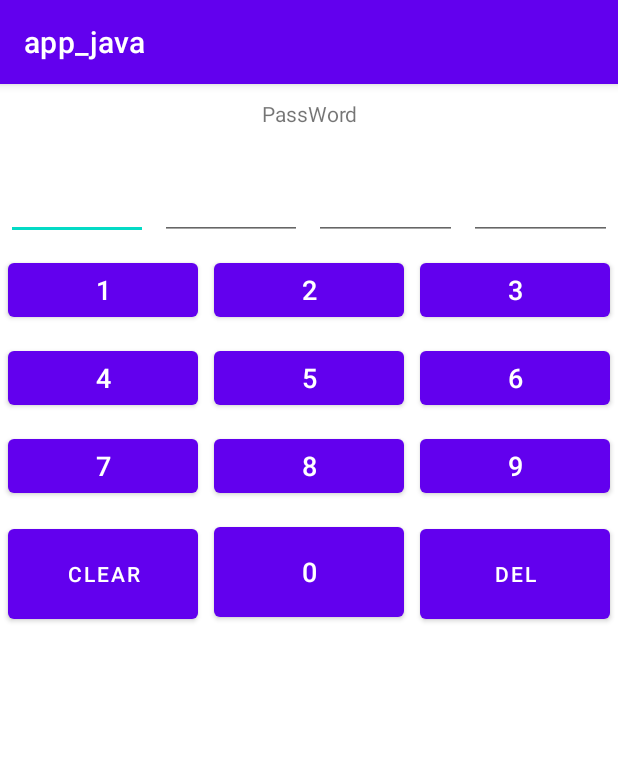
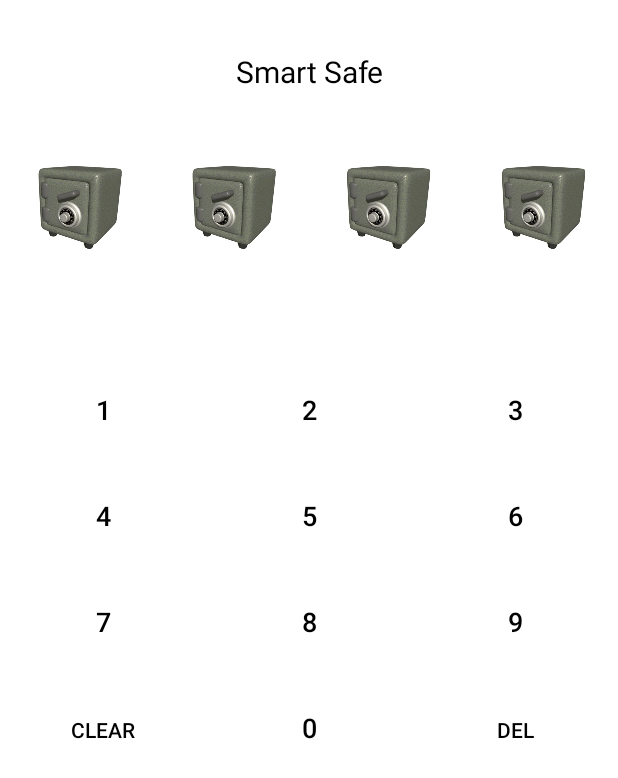
Before and after one commit to ETS-Android2/hanium_app, an Android app: the appLock screen opened directly, with no data from a screen before it, after a tap on "CLEAR", on a phone screen of 412 x 824 dp. Shown: the top 778 px of the screen. Run offline under Robolectric (Android 15) with nearby library versions, the phone set to English and light mode, and no system bars.

Commit message:
Second Commit

```diff
--- a/app/build.gradle
+++ b/app/build.gradle
@@ -29,6 +29,7 @@ android {
 }
 
 dependencies {
+    compile 'com.github.bumptech.glide:glide:3.7.0'
 
     implementation 'androidx.appcompat:appcompat:1.3.0'
     implementation 'com.google.android.material:material:1.3.0'
--- a/app/src/main/AndroidManifest.xml
+++ b/app/src/main/AndroidManifest.xml
@@ -1,6 +1,9 @@
 <?xml version="1.0" encoding="utf-8"?>
 <manifest xmlns:android="http://schemas.android.com/apk/res/android"
     package="com.example.app_java">
+
+    <uses-permission android:name="android.permission.INTERNET"/>
+    <uses-permission android:name="android.permission.READ_EXTERNAL_STORAGE"/>
 
     <application
         android:allowBackup="true"
@@ -8,7 +11,7 @@
         android:label="@string/app_name"
         android:roundIcon="@mipmap/ic_launcher_round"
         android:supportsRtl="true"
-        android:theme="@style/Theme.App_java">
+        android:theme="@style/Theme.AppCompat.NoActionBar">
         <activity android:name=".Control"></activity>
         <activity android:name=".appLock" />
         <activity android:name=".MainActivity">
--- a/app/src/main/java/com/example/app_java/appLock.java
+++ b/app/src/main/java/com/example/app_java/appLock.java
@@ -9,22 +9,24 @@ import android.content.SharedPreferences;
 import android.os.Bundle;
 import android.view.View;
 import android.widget.EditText;
+import android.widget.ImageView;
 import android.widget.TextView;
 
 public class appLock extends AppCompatActivity {
 
     private String oldPwd = "";
-    private String Change_str;
+    String[] pwd = new String[4];
     private boolean changePwdUnlock = false;
 
     SharedPreferences sharePref;
     SharedPreferences.Editor editor;
-    EditText Et1;
-    EditText Et2;
-    EditText Et3;
-    EditText Et4;
+    ImageView IV1;
+    ImageView IV2;
+    ImageView IV3;
+    ImageView IV4;
     TextView Info;
     int currentValue = -1;
+
 
     @Override
     public void onCreate(Bundle savedInstanceState) {
@@ -34,10 +36,10 @@ public class appLock extends AppCompatActivity {
         sharePref = this.getSharedPreferences("appLock", Context.MODE_PRIVATE);
         editor = sharePref.edit();
 
-        Et1 = (EditText)findViewById(R.id.etPasscode1);
-        Et2 = (EditText)findViewById(R.id.etPasscode2);
-        Et3 = (EditText)findViewById(R.id.etPasscode3);
-        Et4 = (EditText)findViewById(R.id.etPasscode4);
+        IV1 = (ImageView)findViewById(R.id.ImageView1);
+        IV2 = (ImageView)findViewById(R.id.ImageView2);
+        IV3 = (ImageView)findViewById(R.id.ImageView3);
+        IV4 = (ImageView)findViewById(R.id.ImageView4);
         Info = (TextView)findViewById(R.id.etInputInfo);
     }
 
@@ -83,79 +85,76 @@ public class appLock extends AppCompatActivity {
         }
 
         String strCurrentValue = String.valueOf(currentValue);
+        IV1.requestFocus();
 
         if(currentValue != -1) {
-            if(Et1.isFocused()) {
+            if(pwd[0] == null && pwd[1] == null && pwd[2] == null && pwd[3] == null ) {
                 //setEditText(Et1, Et2, strCurrentValue);
-                Et1.setText(strCurrentValue);
-                Et2.requestFocus();
-                Et2.setText("");
+                pwd[0] = strCurrentValue;
+                IV1.setImageResource(R.drawable.safe_open);
+                IV2.requestFocus();
+                pwd[1] = null;
             }
-            else if(Et2.isFocused()) {
+            else if(!(pwd[0] == null) && pwd[1] == null && pwd[2] == null && pwd[3] == null) {
                 //setEditText(Et2, Et3, strCurrentValue);
-                Et2.setText(strCurrentValue);
-                Et3.requestFocus();
-                Et3.setText("");
+                pwd[1] = strCurrentValue;
+                IV2.setImageResource(R.drawable.safe_open);
+                IV3.requestFocus();
+                pwd[2] = null;
             }
-            else if(Et3.isFocused()) {
+            else if(!(pwd[0] == null) && !(pwd[1] == null) && pwd[2] == null && pwd[3] == null) {
                 //(Et3, Et4, strCurrentValue);
-                Et3.setText(strCurrentValue);
-                Et4.requestFocus();
-                Et4.setText("");
+                pwd[2] = strCurrentValue;
+                IV3.setImageResource(R.drawable.safe_open);
+                IV4.requestFocus();
+                pwd[3] = null;
             }
-            else if(Et4.isFocused()) {
-                Et4.setText(strCurrentValue);
+            else if(!(pwd[0] == null) && !(pwd[1] == null) && !(pwd[2] == null) && pwd[3] == null) {
+                IV4.setImageResource(R.drawable.safe_open);
+                pwd[3] = strCurrentValue;
             }
         }
 
-        if(Et4.getText().toString().length() != 0 && Et3.getText().toString().length() != 0 && Et2.getText().toString().length() != 0 && Et1.getText().toString().length() != 0 ){
-            int type = this.getIntent().getIntExtra("type",0);
+        if(!(pwd[0] == null) && !(pwd[1] == null) && !(pwd[2] == null) && !(pwd[3] == null) ){
+            int type = app_lock_const.ENABLE_PASSLOCK;
             inputType(type);
         }
 
     }
     private void onDeleteKey(){
         currentValue = -1;
-        if(Et1.isFocused()){
-            Et1.setText("");
+        if(IV1.isFocused()){
+            pwd[0] = null;
         }
-        else if(Et2.isFocused()){
-            Et1.setText("");
-            Et1.requestFocus();
+        else if(IV2.isFocused()){
+            pwd[0] = null;
+            IV1.requestFocus();
         }
-        else if(Et3.isFocused()){
-            Et2.setText("");
-            Et2.requestFocus();
+        else if(IV3.isFocused()){
+            pwd[1] = null;
+            IV2.requestFocus();
         }
-        else if(Et4.isFocused()){
-            Et3.setText("");
-            Et3.requestFocus();
+        else if(IV4.isFocused()){
+            pwd[2] = null;
+            IV3.requestFocus();
         }
     }
 
     private void onClear() {
-        Et1.setText("");
-        Et2.setText("");
-        Et3.setText("");
-        Et4.setText("");
-        Et1.requestFocus();
+        pwd[0] = null;
+        pwd[1] = null;
+        pwd[2] = null;
+        pwd[3] = null;
+        IV1.setImageResource(R.drawable.safe_close);
+        IV2.setImageResource(R.drawable.safe_close);
+        IV3.setImageResource(R.drawable.safe_close);
+        IV4.setImageResource(R.drawable.safe_close);
+        IV1.requestFocus();
     }
 
     public String inputPassword(){
-        String str1 = Et1.getText().toString();
-        String str2 = Et2.getText().toString();
-        String str3 = Et3.getText().toString();
-        String str4 = Et4.getText().toString();
-
-        String result =str1+str2+str3+str4;
-        return result;
+        return pwd[0] + pwd[1] + pwd[2] + pwd[3];
     }
-/*
-    private void setEditText(EditText currentEditText,EditText nextEditText,String strCurrentValue){
-        currentEditText.setText(strCurrentValue);
-        nextEditText.requestFocus();
-        nextEditText.setText("");
-    }*/
 
     private  void inputType(int type) {
 
@@ -177,7 +176,7 @@ public class appLock extends AppCompatActivity {
                 }
             }
         }
-
+/*
         else if (type == app_lock_const.DISABLE_PASSLOCK) {
             if (isPassLockSet()) {
                 if (checkPassLock(inputPassword())) {
@@ -193,7 +192,7 @@ public class appLock extends AppCompatActivity {
                 finish();
             }
         }
-
+*/////////금고 비활성화
         else if (type == app_lock_const.UNLOCK_PASSWORD) {
             if (checkPassLock(inputPassword())) {
                 setResult(Activity.RESULT_OK);
@@ -221,7 +220,8 @@ public class appLock extends AppCompatActivity {
                 if(oldPwd.equals(inputPassword())){
                     setPassLock(inputPassword());
                     setResult(Activity.RESULT_OK);
-                    finish();
+                    Intent Control = new Intent(appLock.this, Control.class);
+                    startActivity(Control);
                 }else{
                     changePwdUnlock = false;
                     oldPwd = inputPassword();
--- a/app/src/main/res/layout/activity_applock.xml
+++ b/app/src/main/res/layout/activity_applock.xml
@@ -2,82 +2,86 @@
 <LinearLayout xmlns:android="http://schemas.android.com/apk/res/android"
     android:layout_width="match_parent"
     android:layout_height="match_parent"
+    android:background="@color/white"
     android:orientation="vertical">
 
     <TextView
         android:id="@+id/etInputInfo"
         android:layout_width="match_parent"
-        android:layout_height="40dp"
+        android:layout_height="64dp"
         android:gravity="center"
-        android:text="PassWord" />
+        android:layout_marginTop="16dp"
+        android:layout_marginBottom="24dp"
+        android:text="Smart Safe"
+        android:textSize="20sp"
+        android:textColor="@color/black"
+        />
 
     <LinearLayout
         android:id="@+id/II_passcodes"
         android:layout_width="match_parent"
         android:layout_height="wrap_content"
+        android:layout_marginBottom="18dp"
         android:orientation="horizontal">
 
-        <EditText
-            android:id="@+id/etPasscode1"
+        <ImageView
+            android:id="@+id/ImageView1"
             android:layout_width="0dp"
             android:layout_height="60dp"
             android:layout_gravity="center"
             android:layout_margin="4dp"
             android:layout_weight="1"
-            android:inputType="textPassword|number"
             android:maxLength="1"
             android:singleLine="true"
             android:textColor="#000000"
+            android:src = "@drawable/safe_close"
             android:textSize="40sp">
 
             <requestFocus/>
-        </EditText>
+        </ImageView>
 
-        <EditText
-            android:id="@+id/etPasscode2"
+        <ImageView
+            android:id="@+id/ImageView2"
             android:layout_width="0dp"
             android:layout_height="60dp"
             android:layout_gravity="center"
             android:layout_margin="4dp"
             android:layout_weight="1"
-            android:inputType="textPassword|number"
             android:maxLength="1"
             android:singleLine="true"
-            android:textColor="#000000"
-            android:textSize="40sp"></EditText>
+            android:src = "@drawable/safe_close"
+            ></ImageView>
 
-        <EditText
-            android:id="@+id/etPasscode3"
+        <ImageView
+            android:id="@+id/ImageView3"
             android:layout_width="0dp"
             android:layout_height="60dp"
             android:layout_gravity="center"
             android:layout_margin="4dp"
             android:layout_weight="1"
-            android:inputType="textPassword|number"
             android:maxLength="1"
             android:singleLine="true"
-            android:textColor="#000000"
-            android:textSize="40sp"></EditText>
+            android:src = "@drawable/safe_close"
+            ></ImageView>
 
-        <EditText
-            android:id="@+id/etPasscode4"
+        <ImageView
+            android:id="@+id/ImageView4"
             android:layout_width="0dp"
             android:layout_height="60dp"
             android:layout_gravity="center"
             android:layout_margin="4dp"
             android:layout_weight="1"
-            android:inputType="textPassword|number"
             android:maxLength="1"
             android:singleLine="true"
-            android:textColor="#000000"
-            android:textSize="40sp"></EditText>
+            android:src = "@drawable/safe_close"
+            ></ImageView>
     </LinearLayout>
 
     <LinearLayout
         android:layout_width="match_parent"
         android:layout_height="wrap_content"
         android:layout_gravity="bottom"
-        android:layout_marginBottom="16dp"
+        android:layout_marginTop="48dp"
         android:orientation="vertical">
 
         <TableLayout
@@ -93,9 +97,11 @@
                 <Button
                     android:id="@+id/btn1"
                     android:layout_width="120dp"
-                    android:layout_height="48dp"
+                    android:layout_height="60dp"
                     android:layout_margin="5dp"
                     android:gravity="center"
+                    android:textColor="@color/black"
+                    android:background="#00000000"
                     android:text="1"
                     android:textSize="18dp"
                     android:onClick="onClick"/>
@@ -103,9 +109,11 @@
                 <Button
                     android:id="@+id/btn2"
                     android:layout_width="120dp"
-                    android:layout_height="48dp"
+                    android:layout_height="60dp"
                     android:layout_margin="5dp"
                     android:gravity="center"
+                    android:textColor="@color/black"
+                    android:background="#00000000"
                     android:text="2"
                     android:textSize="18dp"
                     android:onClick="onClick"/>
@@ -113,9 +121,11 @@
                 <Button
                     android:id="@+id/btn3"
                     android:layout_width="120dp"
-                    android:layout_height="48dp"
+                    android:layout_height="60dp"
                     android:layout_margin="5dp"
                     android:gravity="center"
+                    android:textColor="@color/black"
+                    android:background="#00000000"
                     android:text="3"
                     android:textSize="18dp"
                     android:onClick="onClick"/>
@@ -126,9 +136,11 @@
                 <Button
                     android:id="@+id/btn4"
                     android:layout_width="120dp"
-                    android:layout_height="48dp"
+                    android:layout_height="60dp"
                     android:layout_margin="5dp"
                     android:gravity="center"
+                    android:textColor="@color/black"
+                    android:background="#00000000"
                     android:text="4"
                     android:textSize="18dp"
                     android:onClick="onClick"/>
@@ -136,9 +148,11 @@
                 <Button
                     android:id="@+id/btn5"
                     android:layout_width="120dp"
-                    android:layout_height="48dp"
+                    android:layout_height="60dp"
                     android:layout_margin="5dp"
                     android:gravity="center"
+                    android:textColor="@color/black"
+                    android:background="#00000000"
                     android:text="5"
                     android:textSize="18dp"
                     android:onClick="onClick"/>
@@ -146,9 +160,11 @@
                 <Button
                     android:id="@+id/btn6"
                     android:layout_width="120dp"
-                    android:layout_height="48dp"
+                    android:layout_height="60dp"
                     android:layout_margin="5dp"
                     android:gravity="center"
+                    android:textColor="@color/black"
+                    android:background="#00000000"
                     android:text="6"
                     android:textSize="18dp"
                     android:onClick="onClick"/>
@@ -159,9 +175,11 @@
                 <Button
                     android:id="@+id/btn7"
                     android:layout_width="120dp"
-                    android:layout_height="48dp"
+                    android:layout_height="60dp"
                     android:layout_margin="5dp"
                     android:gravity="center"
+                    android:textColor="@color/black"
+                    android:background="#00000000"
                     android:text="7"
                     android:textSize="18dp"
                     android:onClick="onClick"/>
@@ -169,9 +187,11 @@
                 <Button
                     android:id="@+id/btn8"
                     android:layout_width="120dp"
-                    android:layout_height="48dp"
+                    android:layout_height="60dp"
                     android:layout_margin="5dp"
                     android:gravity="center"
+                    android:textColor="@color/black"
+                    android:background="#00000000"
                     android:text="8"
                     android:textSize="18dp"
                     android:onClick="onClick"/>
@@ -179,9 +199,11 @@
                 <Button
                     android:id="@+id/btn9"
                     android:layout_width="120dp"
-                    android:layout_height="48dp"
+                    android:layout_height="60dp"
                     android:layout_margin="5dp"
                     android:gravity="center"
+                    android:textColor="@color/black"
+                    android:background="#00000000"
                     android:text="9"
                     android:textSize="18dp"
                     android:onClick="onClick"/>
@@ -192,20 +214,24 @@
                 <Button
                     android:id="@+id/btnClear"
                     android:layout_width="120dp"
-                    android:layout_height="72dp"
+                    android:layout_height="60dp"
                     android:layout_margin="5dp"
                     android:clickable="false"
                     android:focusable="false"
                     android:focusableInTouchMode="false"
+                    android:textColor="@color/black"
+                    android:background="#00000000"
                     android:text="CLEAR"
                     android:onClick="onClick"/>
 
                 <Button
                     android:id="@+id/btn0"
                     android:layout_width="120dp"
-                    android:layout_height="72dp"
+                    android:layout_height="60dp"
                     android:layout_margin="5dp"
                     android:gravity="center"
+                    android:textColor="@color/black"
+                    android:background="#00000000"
                     android:text="0"
                     android:textSize="18dp"
                     android:onClick="onClick"/>
@@ -213,7 +239,9 @@
                 <Button
                     android:id="@+id/btnErase"
                     android:layout_width="120dp"
-                    android:layout_height="72dp"
+                    android:layout_height="60dp"
+                    android:textColor="@color/black"
+                    android:background="#00000000"
                     android:layout_margin="5dp"
                     android:text="DEL"
                     android:onClick="onClick"/>
```
Also changed, not shown: app/src/main/java/com/example/app_java/MainActivity.java (+17 -130 lines), app/src/main/res/layout/activity_main.xml (+7 -19 lines), app/src/main/res/drawable-v24/safe_close.PNG (added), app/src/main/res/drawable-v24/safe_open.PNG (added), 1 other file.
